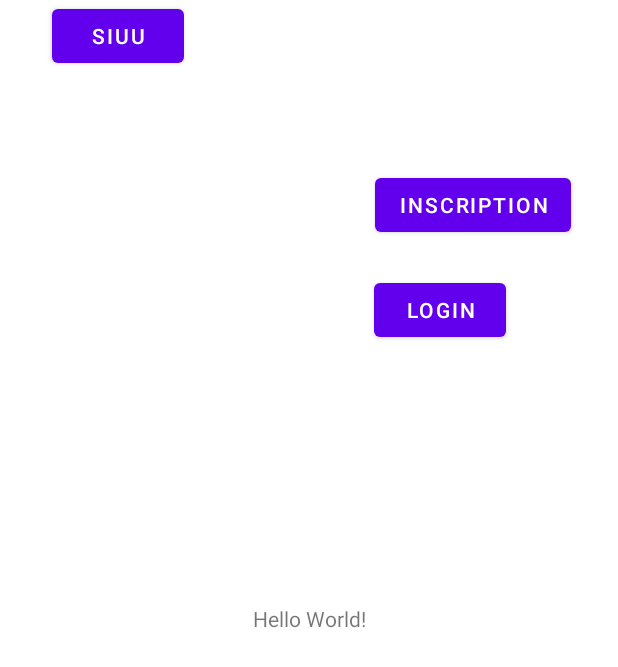
After one commit to Khara-ns/ap4, an Android app: the layout localisation.xml on its own in the app's theme, with its tools: preview values and no code run, on a phone screen of 412 x 824 dp. The commit adds this screen. Shown: the top 667 px of the screen. Run offline under Robolectric (Android 15) with nearby library versions, the phone set to English and light mode, and no system bars.

Commit message:
Souffrance et ajustement de localisation et des permissions , La localisation ne charge pas et n'affiche AUCUN LOG

```diff
--- a/app/src/main/AndroidManifest.xml
+++ b/app/src/main/AndroidManifest.xml
@@ -2,6 +2,7 @@
 <manifest xmlns:android="http://schemas.android.com/apk/res/android"
     xmlns:tools="http://schemas.android.com/tools">
 
+    <uses-permission android:name="android.permission.ACCESS_FINE_LOCATION" />
     <uses-permission android:name="android.permission.CAMERA" />
     <uses-permission android:name="android.permission.INTERNET" />
 
@@ -21,6 +22,13 @@
 
         <activity
             android:name=".Produit"
+            android:exported="false">
+            <meta-data
+                android:name="android.app.lib_name"
+                android:value="" />
+        </activity>
+        <activity
+            android:name=".Localisation"
             android:exported="false">
             <meta-data
                 android:name="android.app.lib_name"
--- a/app/src/main/java/com/ap4/myfirstapp/MainActivity.java
+++ b/app/src/main/java/com/ap4/myfirstapp/MainActivity.java
@@ -30,8 +30,8 @@ public class MainActivity extends AppCompatActivity {
         this.titre = (TextView) findViewById(R.id.titre);
 
         btn.setOnClickListener(view -> {
-            titre.setText("Mais voilà mais c'était sur enfait !");
-            mediaPlayer.start();
+            Intent intent = new Intent( MainActivity.this, Localisation.class );
+            startActivity(intent);
         });
 
         btnInscr.setOnClickListener(view -> {
--- /dev/null
+++ b/app/src/main/res/layout/localisation.xml
@@ -0,0 +1,55 @@
+<?xml version="1.0" encoding="utf-8"?>
+<androidx.constraintlayout.widget.ConstraintLayout xmlns:android="http://schemas.android.com/apk/res/android"
+    xmlns:app="http://schemas.android.com/apk/res-auto"
+    xmlns:tools="http://schemas.android.com/tools"
+    android:layout_width="match_parent"
+    android:layout_height="match_parent"
+    tools:context=".Localisation">
+
+    <TextView
+        android:id="@+id/titre"
+        android:layout_width="wrap_content"
+        android:layout_height="wrap_content"
+        android:text="Hello World!"
+        app:layout_constraintBottom_toBottomOf="parent"
+        app:layout_constraintEnd_toEndOf="parent"
+        app:layout_constraintStart_toStartOf="parent"
+        app:layout_constraintTop_toTopOf="parent" />
+
+    <Button
+        android:id="@+id/btn"
+        android:layout_width="wrap_content"
+        android:layout_height="wrap_content"
+        android:text="Siuu"
+        app:layout_constraintEnd_toEndOf="parent"
+        app:layout_constraintHorizontal_bias="0.106"
+        app:layout_constraintStart_toStartOf="parent"
+        tools:ignore="MissingConstraints"
+        tools:layout_editor_absoluteY="28dp" />
+
+    <Button
+        android:id="@+id/buttonInscription"
+        android:layout_width="wrap_content"
+        android:layout_height="wrap_content"
+        android:text="Inscription"
+        app:layout_constraintBottom_toBottomOf="parent"
+        app:layout_constraintEnd_toEndOf="parent"
+        app:layout_constraintHorizontal_bias="0.888"
+        app:layout_constraintStart_toStartOf="parent"
+        app:layout_constraintTop_toTopOf="parent"
+        app:layout_constraintVertical_bias="0.145"
+        tools:ignore="MissingConstraints" />
+
+    <Button
+        android:id="@+id/buttonLogin"
+        android:layout_width="wrap_content"
+        android:layout_height="wrap_content"
+        android:text="Login"
+        app:layout_constraintBottom_toBottomOf="parent"
+        app:layout_constraintEnd_toEndOf="parent"
+        app:layout_constraintHorizontal_bias="0.77"
+        app:layout_constraintStart_toStartOf="parent"
+        app:layout_constraintTop_toTopOf="parent"
+        app:layout_constraintVertical_bias="0.235" />
+
+</androidx.constraintlayout.widget.ConstraintLayout>
```
